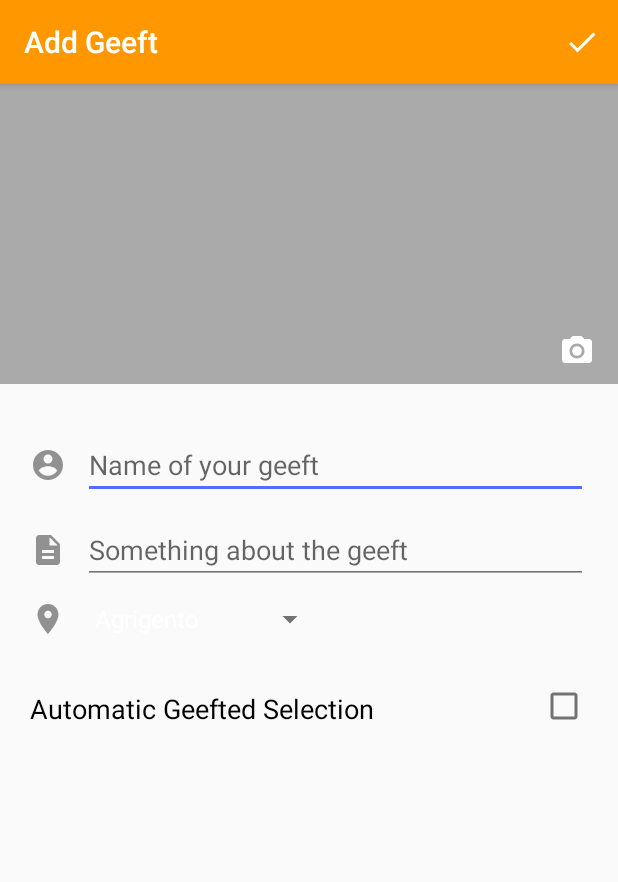
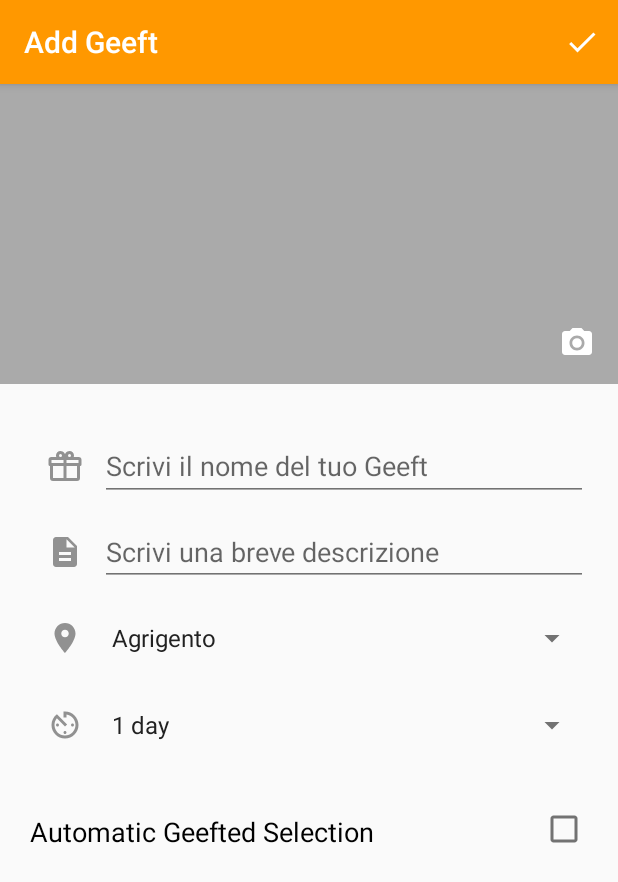
Before and after one commit to meltingpotteam/geeft, an Android app: the AddGeeft screen opened directly, with no data from a screen before it, on a phone screen of 412 x 824 dp. Shown: the top 882 px of the screen. Run offline under Robolectric (Android 15) with nearby library versions, the phone set to English and light mode, and no system bars; our stand-ins replace Picasso; pictures from the network do not load.

Commit message:
-Layout bugfix -Location spinner in correct position -"added expiring time" spinner -resized the clickable area of the "capture from camera" icon

```diff
--- a/app/src/main/java/samurai/geeft/android/geeft/activities/AddGeeft.java
+++ b/app/src/main/java/samurai/geeft/android/geeft/activities/AddGeeft.java
@@ -167,11 +167,22 @@ public class AddGeeft extends AppCompatActivity implements TaskCallbackBoolean {
         Spinner spinner = (Spinner) findViewById(R.id.form_field_location_spinner);
         // Create an ArrayAdapter using the string array and a default spinner layout
         ArrayAdapter<CharSequence> adapter = ArrayAdapter.createFromResource(this,
-                R.array.planets_array, android.R.layout.simple_spinner_item);
+                R.array.cities_array, R.layout.spinner_item);
         // Specify the layout to use when the list of choices appears
         adapter.setDropDownViewResource(android.R.layout.simple_spinner_dropdown_item);
         // Apply the adapter to the spinner
         spinner.setAdapter(adapter);
+        ////////////////////////////////////////////////////////////////////////////////////////////
+
+        // Spinner for Expiration Time////////////////////////////////////////////////////////////
+        Spinner spinner_exp_time = (Spinner) findViewById(R.id.expire_time_spinner);
+        // Create an ArrayAdapter using the string array and a default spinner layout
+        ArrayAdapter<CharSequence> adapter_exp_time = ArrayAdapter.createFromResource(this,
+                R.array.week_array, R.layout.spinner_item);
+        // Specify the layout to use when the list of choices appears
+        adapter_exp_time.setDropDownViewResource(android.R.layout.simple_spinner_dropdown_item);
+        // Apply the adapter to the spinner
+        spinner_exp_time.setAdapter(adapter_exp_time);
         ////////////////////////////////////////////////////////////////////////////////////////////
     }
     /**
--- a/app/src/main/java/samurai/geeft/android/geeft/database/BaaSUploadGeeft.java
+++ b/app/src/main/java/samurai/geeft/android/geeft/database/BaaSUploadGeeft.java
@@ -33,6 +33,9 @@ public class BaaSUploadGeeft extends AsyncTask<Void,Void,Boolean> {
     TaskCallbackBoolean mCallback;
     private BaasDocument mDocUser;
 
+    /**
+     * Constructor to create an object Geeft to send to Baasbox TODO: add the field 'expiration time'
+     **/
     public BaaSUploadGeeft(Context context, String title, String description,String location, byte[] image, TaskCallbackBoolean callback) {
         mContext = context;
         mTitle = title;
--- /dev/null
+++ b/app/src/main/res/drawable-nodpi-v21/ic_object_given_form.xml
@@ -0,0 +1,10 @@
+<!-- drawable/gift.xml -->
+<vector xmlns:android="http://schemas.android.com/apk/res/android"
+        android:height="24dp"
+        android:width="24dp"
+        android:viewportWidth="24"
+        android:viewportHeight="24">
+    <path android:fillColor="@color/cardIconsColor"
+
+          android:pathData="M22,12V20A2,2 0 0,1 20,22H4A2,2 0 0,1 2,20V12A1,1 0 0,1 1,11V8A2,2 0 0,1 3,6H6.17C6.06,5.69 6,5.35 6,5A3,3 0 0,1 9,2C10,2 10.88,2.5 11.43,3.24V3.23L12,4L12.57,3.23V3.24C13.12,2.5 14,2 15,2A3,3 0 0,1 18,5C18,5.35 17.94,5.69 17.83,6H21A2,2 0 0,1 23,8V11A1,1 0 0,1 22,12M4,20H11V12H4V20M20,20V12H13V20H20M9,4A1,1 0 0,0 8,5A1,1 0 0,0 9,6A1,1 0 0,0 10,5A1,1 0 0,0 9,4M15,4A1,1 0 0,0 14,5A1,1 0 0,0 15,6A1,1 0 0,0 16,5A1,1 0 0,0 15,4M3,8V10H11V8H3M13,8V10H21V8H13Z" />
+</vector>
--- /dev/null
+++ b/app/src/main/res/drawable/ic_av_timer_black_24dp.xml
@@ -0,0 +1,9 @@
+<vector xmlns:android="http://schemas.android.com/apk/res/android"
+        android:width="24dp"
+        android:height="24dp"
+        android:viewportWidth="24.0"
+        android:viewportHeight="24.0">
+    <path
+        android:fillColor="@color/cardIconsColor"
+        android:pathData="M11,17c0,0.55 0.45,1 1,1s1,-0.45 1,-1 -0.45,-1 -1,-1 -1,0.45 -1,1zM11,3v4h2L13,5.08c3.39,0.49 6,3.39 6,6.92 0,3.87 -3.13,7 -7,7s-7,-3.13 -7,-7c0,-1.68 0.59,-3.22 1.58,-4.42L12,13l1.41,-1.41 -6.8,-6.8v0.02C4.42,6.45 3,9.05 3,12c0,4.97 4.02,9 9,9 4.97,0 9,-4.03 9,-9s-4.03,-9 -9,-9h-1zM18,12c0,-0.55 -0.45,-1 -1,-1s-1,0.45 -1,1 0.45,1 1,1 1,-0.45 1,-1zM6,12c0,0.55 0.45,1 1,1s1,-0.45 1,-1 -0.45,-1 -1,-1 -1,0.45 -1,1z"/>
+</vector>
--- a/app/src/main/res/drawable/ic_description_black_24dp.xml
+++ b/app/src/main/res/drawable/ic_description_black_24dp.xml
@@ -4,6 +4,6 @@
         android:viewportWidth="24.0"
         android:viewportHeight="24.0">
     <path
-        android:fillColor="#919191"
+        android:fillColor="@color/cardIconsColor"
         android:pathData="M14,2L6,2c-1.1,0 -1.99,0.9 -1.99,2L4,20c0,1.1 0.89,2 1.99,2L18,22c1.1,0 2,-0.9 2,-2L20,8l-6,-6zM16,18L8,18v-2h8v2zM16,14L8,14v-2h8v2zM13,9L13,3.5L18.5,9L13,9z"/>
 </vector>
--- a/app/src/main/res/layout/add_panel_fragment_form_field.xml
+++ b/app/src/main/res/layout/add_panel_fragment_form_field.xml
@@ -31,13 +31,15 @@
                 android:src="@drawable/ic_menu_camera_white_24dp"
                 android:layout_gravity="end|end"
                 android:background="#00ffffff"
-                android:paddingRight="15dp"
+                android:padding="15dp"
                 android:paddingBottom="10dp"
                 android:layout_alignBottom="@id/geeft_add_photo_frame"
                 android:layout_alignParentRight="true"
                 android:layout_alignParentEnd="true"/>
             <LinearLayout
                 xmlns:android="http://schemas.android.com/apk/res/android"
+                android:focusable="true"
+                android:focusableInTouchMode="true"
                 android:layout_width="match_parent"
                 android:layout_height="match_parent"
                 android:layout_below="@id/geeft_add_photo_frame"
@@ -59,9 +61,9 @@
                     <ImageButton
                         android:layout_width="wrap_content"
                         android:layout_height="match_parent"
-                        android:paddingRight="@dimen/activity_horizontal_margin"
+                        android:padding="@dimen/activity_horizontal_margin"
                         android:background="#00ffffff"
-                        android:src="@drawable/ic_account_circle_black_24dp"/>
+                        android:src="@drawable/ic_object_given_form"/>
                     <EditText
                         android:id="@+id/fragment_add_geeft_form_name"
                         android:textColor="@android:color/black"
@@ -81,7 +83,7 @@
                     <ImageButton
                         android:layout_width="wrap_content"
                         android:layout_height="match_parent"
-                        android:paddingRight="@dimen/activity_horizontal_margin"
+                        android:padding="@dimen/activity_horizontal_margin"
                         android:background="#00ffffff"
                         android:src="@drawable/ic_description_black_24dp"/>
                     <!--<TextView-->
@@ -102,7 +104,7 @@
                 </LinearLayout>
                 <LinearLayout
                     android:layout_width="match_parent"
-                    android:layout_height="wrap_content"
+                    android:layout_height="match_parent"
                     android:paddingTop="@dimen/activity_vertical_margin">
 
                     <!--<TextView-->
@@ -115,7 +117,7 @@
                     <ImageButton
                         android:layout_width="wrap_content"
                         android:layout_height="match_parent"
-                        android:paddingRight="@dimen/activity_horizontal_margin"
+                        android:padding="@dimen/activity_horizontal_margin"
                         android:background="#00ffffff"
                         android:src="@drawable/ic_location_on_black_24dp"/>
                     <!--<EditText-->
@@ -124,9 +126,33 @@
                         <!--android:hint="Where you want to consign the geeft"/>-->
                     <Spinner
                         android:id="@+id/form_field_location_spinner"
+                        android:layout_width="match_parent"
+                        android:layout_height="match_parent"
+                        android:spinnerMode="dropdown"
+                        >
+
+                    </Spinner>
+                </LinearLayout>
+                <LinearLayout
+                    android:layout_width="match_parent"
+                    android:layout_height="match_parent"
+                    android:paddingTop="@dimen/activity_vertical_margin">
+                    <ImageButton
                         android:layout_width="wrap_content"
-                        android:layout_height="match_parent">
-
+                        android:layout_height="match_parent"
+                        android:padding="@dimen/activity_horizontal_margin"
+                        android:background="#00ffffff"
+                        android:src="@drawable/ic_av_timer_black_24dp"/>
+                    <!--<EditText-->
+                    <!--android:layout_width="match_parent"-->
+                    <!--android:layout_height="match_parent"-->
+                    <!--android:hint="Where you want to consign the geeft"/>-->
+                    <Spinner
+                        android:id="@+id/expire_time_spinner"
+                        android:layout_width="match_parent"
+                        android:layout_height="match_parent"
+                        android:spinnerMode="dropdown"
+                        >
                     </Spinner>
                 </LinearLayout>
                 <RelativeLayout
--- /dev/null
+++ b/app/src/main/res/layout/spinner_item.xml
@@ -0,0 +1,11 @@
+<?xml version="1.0" encoding="utf-8"?>
+<!--personalized -->
+<TextView xmlns:android="http://schemas.android.com/apk/res/android"
+          android:id="@+id/customized_spinner_items"
+          style="?android:attr/spinnerItemStyle"
+          android:singleLine="true"
+          android:textColor="@color/colorPrimaryText"
+          android:layout_width="match_parent"
+          android:layout_height="wrap_content"
+          android:ellipsize="marquee"
+          android:textAlignment="inherit"/>
--- a/app/src/main/res/values/strings.xml
+++ b/app/src/main/res/values/strings.xml
@@ -1,5 +1,6 @@
 <resources>
     <string name="app_name">Geeft</string>
+          android:textColor="@color/colorPrimaryText"
 
     <!-- Strings related to login -->
     <string name="prompt_email">Email</string>
@@ -55,14 +56,14 @@
     <string name="recycle_description">Visualizza oggetti ricevuti</string>
 
 
-    <string name="add_gift_name_hint">Name of your geeft</string>
-    <string name="add_geeft_description_hint">Something about the geeft</string>
+    <string name="add_gift_name_hint" translatable="true">Scrivi il nome del tuo Geeft</string>
+    <string name="add_geeft_description_hint" translatable="true">Scrivi una breve descrizione</string>
     <string name="logout_dialog_message">Sei sicuro di volerti disconnettere</string>
     <string name="logout_dialog_title">Disconessione</string>
 
 
     <!-- Spinner Array For the Location-->
-    <string-array name="planets_array">
+    <string-array name="cities_array">
         <item>Agrigento</item>
         <item>Alessandria</item>
         <item>Ancona</item>
@@ -137,7 +138,7 @@
         <item>Prato</item>
         <item>Ragusa</item>
         <item>Ravenna</item>
-        <item>Reggio di Calabria</item>
+        <item>Reggio Calabria</item>
         <item>Reggio Emilia</item>
         <item>Rieti</item>
         <item>Rimini</item>
@@ -167,4 +168,16 @@
         <item>Vicenza</item>
         <item>Viterbo</item>
     </string-array>
+
+
+    <!-- Spinner Array For the Expiration Time-->
+    <string-array name="week_array">
+        <item>1 day</item>
+        <item>2 days</item>
+        <item>3 days</item>
+        <item>4 days</item>
+        <item>5 days</item>
+        <item>6 days</item>
+        <item>7 days</item>
+    </string-array>
 </resources>
```
